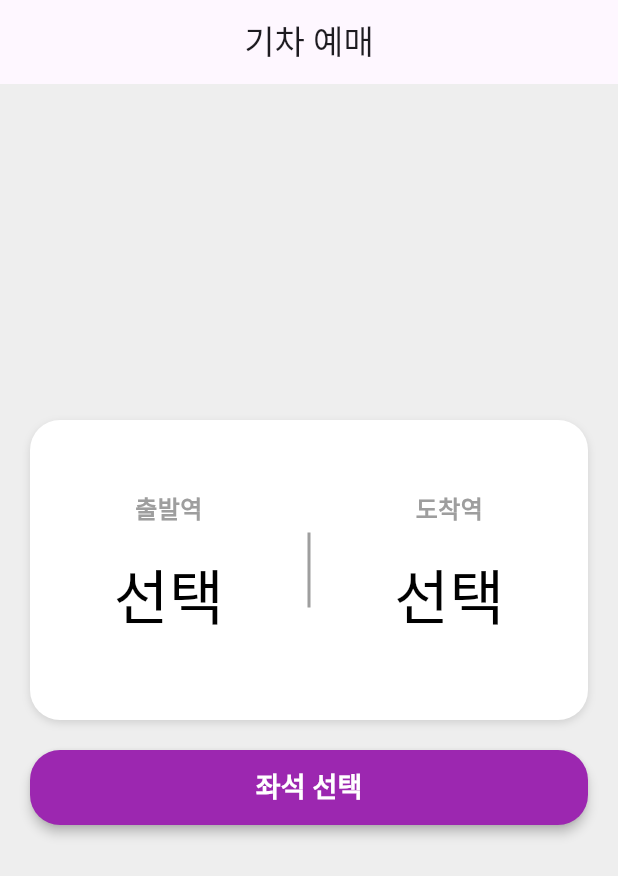
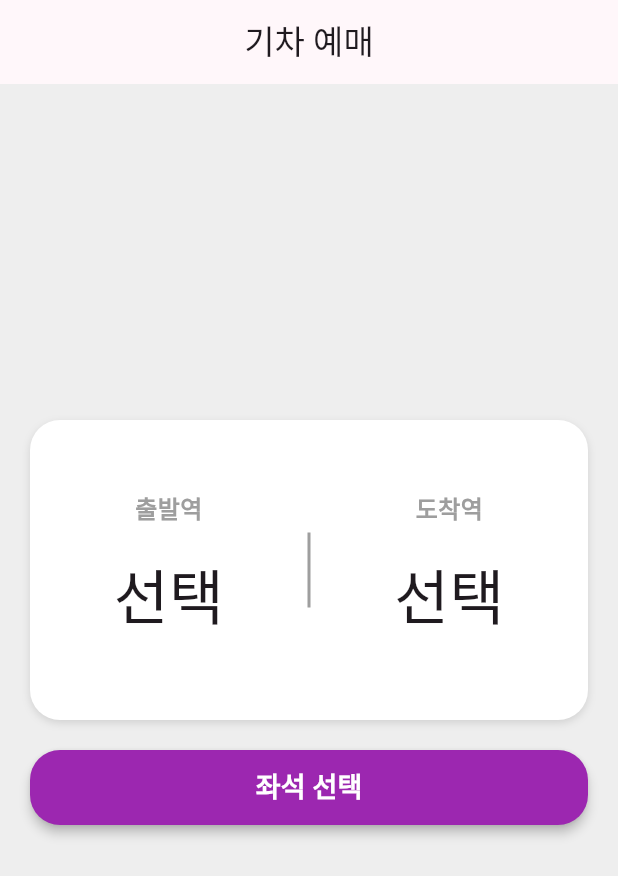
Before and after one commit to sengpari/flutter_train_app, a Flutter app: the screen it shows after launch, on a phone screen of 412 x 824 dp. Shown: the top 876 px of the screen. Run offline on Flutter 3.47's test engine with Material 3 defaults, Android fonts, the phone set to English and light mode, and no system bars.

Commit message:
다크테마적용

```diff
--- a/lib/homePage.dart
+++ b/lib/homePage.dart
@@ -15,7 +15,9 @@ class _HomePageState extends State<HomePage> {
   @override
   Widget build(BuildContext context) {
     return Scaffold(
-      backgroundColor: Colors.grey[200],
+      backgroundColor: Theme.of(context).brightness == Brightness.dark
+          ? Colors.black
+          : Colors.grey[200],
 
       appBar: AppBar(
         title: const Text('기차 예매'),
@@ -32,7 +34,10 @@ class _HomePageState extends State<HomePage> {
               height: 200,
 
               decoration: BoxDecoration(
-                color: Colors.white,
+                color: Theme.of(context).brightness == Brightness.dark
+                    ? Colors.grey[800]
+                    : Colors.white,
+
                 borderRadius: BorderRadius.circular(20),
                 boxShadow: [
                   BoxShadow(
@@ -77,9 +82,9 @@ class _HomePageState extends State<HomePage> {
                         },
                         child: Text(
                           departureStation ?? '선택',
-                          style: const TextStyle(
+                          style: TextStyle(
                             fontSize: 40,
-                            color: Colors.black,
+                            color: Theme.of(context).colorScheme.onSurface,
                           ),
                         ),
                       ),
@@ -118,9 +123,9 @@ class _HomePageState extends State<HomePage> {
                         },
                         child: Text(
                           arrivalStation ?? '선택',
-                          style: const TextStyle(
+                          style: TextStyle(
                             fontSize: 40,
-                            color: Colors.black,
+                            color: Theme.of(context).colorScheme.onSurface,
                           ),
                         ),
                       ),
--- a/lib/main.dart
+++ b/lib/main.dart
@@ -12,6 +12,20 @@ class MyApp extends StatelessWidget {
   Widget build(BuildContext context) {
     return MaterialApp(
       debugShowCheckedModeBanner: false,
+      theme: ThemeData(
+        useMaterial3: true,
+        colorScheme: ColorScheme.fromSeed(
+          seedColor: Colors.purple,
+          brightness: Brightness.light,
+        ),
+      ),
+      darkTheme: ThemeData(
+        useMaterial3: true,
+        colorScheme: ColorScheme.fromSeed(
+          seedColor: Colors.purple,
+          brightness: Brightness.dark,
+        ),
+      ),
       home: HomePage(),
     );
   }
```
Also changed, not shown: lib/seatPage.dart (+9 -2 lines), lib/stationListPage.dart (+24 -15 lines).
